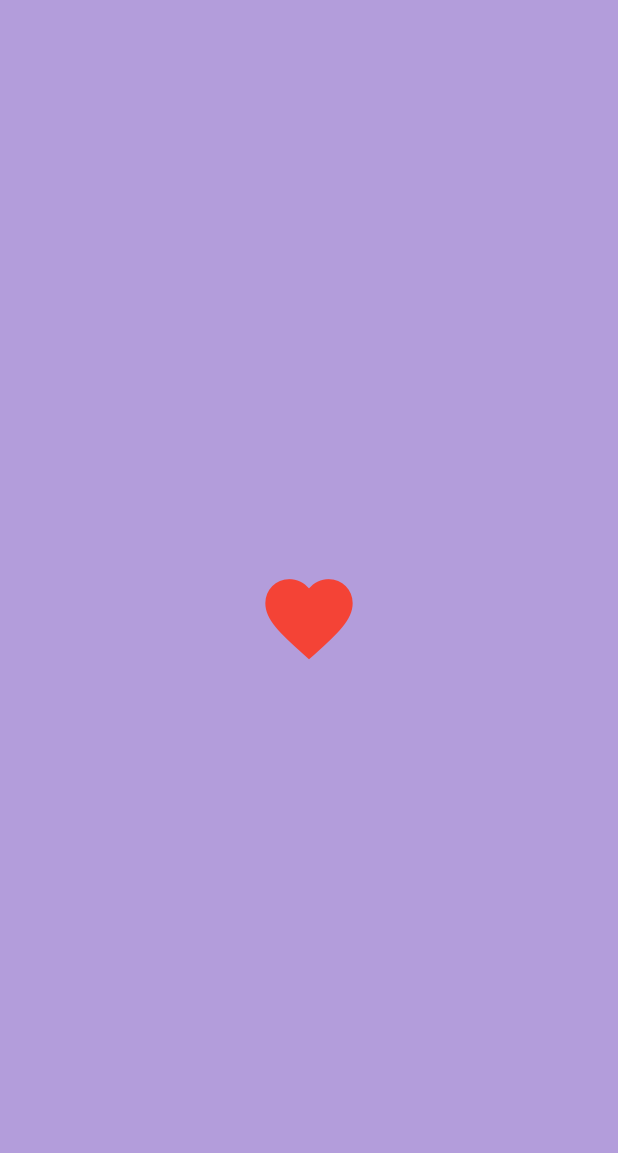
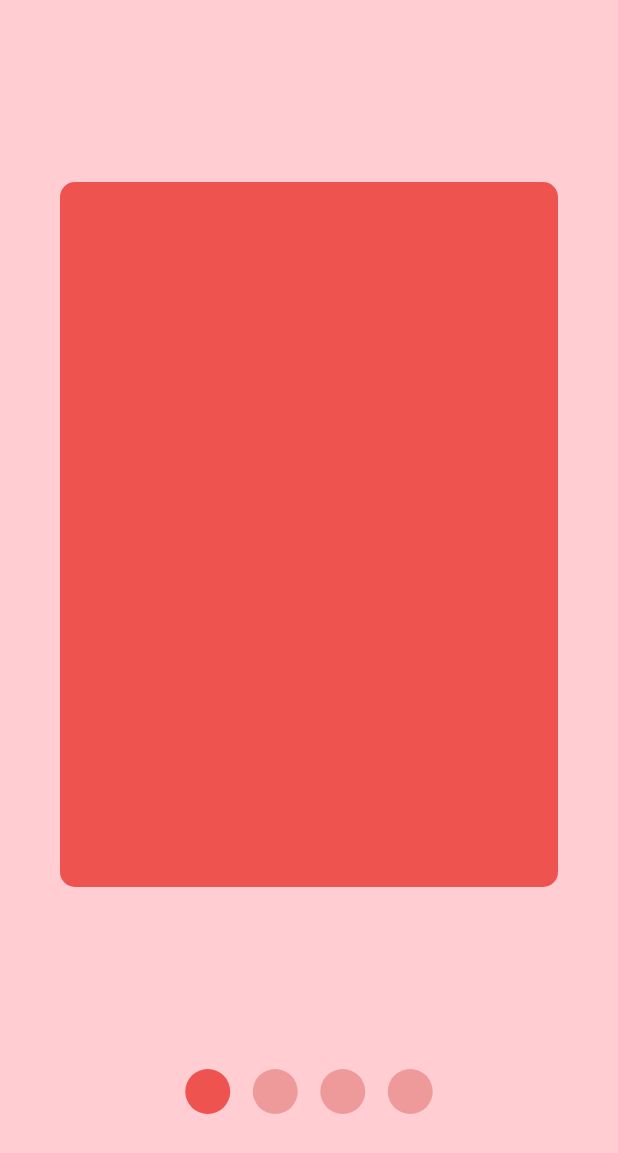
Before and after one commit to azizbekyokhubov1999/widgets_flutter_practise, a Flutter app: the screen it shows after launch, on a phone screen of 412 x 824 dp. Shown: the top 1153 px of the screen. Run offline on Flutter 3.47's test engine with Material 3 defaults, Android fonts, the phone set to English and light mode, and no system bars; drawn by our look-alikes of avatar_glow, smooth_page_indicator; our stand-ins replace another_carousel_pro, country_picker, curved_navigation_bar, fl_chart, flutter_slidable, liquid_pull_to_refresh and 7 more.

Commit message:
for video 48 | Making Smooth Page Indicator

```diff
--- a/lib/main.dart
+++ b/lib/main.dart
@@ -35,6 +35,7 @@ import 'package:widgets_flutter_practise/pages/search_bar.dart';
 import 'package:widgets_flutter_practise/pages/slidable_widget.dart';
 import 'package:widgets_flutter_practise/pages/slide_to_act.dart';
 import 'package:widgets_flutter_practise/pages/sliver_app_bar.dart';
+import 'package:widgets_flutter_practise/pages/smooth_page_indicator.dart';
 import 'package:widgets_flutter_practise/pages/snacbar_widget.dart';
 import 'package:widgets_flutter_practise/pages/splash_screen.dart';
 import 'package:widgets_flutter_practise/pages/stepper.dart';
@@ -60,7 +61,7 @@ class MyApp extends StatelessWidget {
       theme: ThemeData(
         useMaterial3: true,
       ),
-      home: MyAvatarGlow()
+      home: MySmoothPageIndicator()
     );
   }
 }
--- a/lib/pages/animated_container.dart
+++ b/lib/pages/animated_container.dart
@@ -42,7 +42,7 @@ class _MyAnimatedContainerState extends State<MyAnimatedContainer> {
       body: Center(
         child: AnimatedContainer(
             duration: Duration(seconds: 1),
-          curve: Curves.fastEaseInToSlowEaseOut ,
+          curve: Curves.fastEaseInToSlowEaseOut,
           width: boxWidth,
           height: boxHeight,
           decoration: BoxDecoration(
--- /dev/null
+++ b/lib/pages/smooth_page_indicator.dart
@@ -0,0 +1,51 @@
+import 'package:flutter/material.dart';
+import 'package:smooth_page_indicator/smooth_page_indicator.dart';
+import 'package:widgets_flutter_practise/pages/smth_page1.dart';
+import 'package:widgets_flutter_practise/pages/smth_page2.dart';
+import 'package:widgets_flutter_practise/pages/smth_page3.dart';
+import 'package:widgets_flutter_practise/pages/smth_page4.dart';
+
+class MySmoothPageIndicator extends StatelessWidget {
+
+  final _controller = PageController();
+   MySmoothPageIndicator({super.key});
+
+  @override
+  Widget build(BuildContext context) {
+    return Scaffold(
+      backgroundColor: Colors.red[100],
+      body: Column(
+        mainAxisAlignment: MainAxisAlignment.spaceEvenly,
+        children: [
+          SizedBox(
+            height: 550,
+            child: PageView(
+              controller: _controller,
+              children: [
+                SPage1(),
+                SPage2(),
+                SPage3(),
+                SPage4()
+              ],
+            ),
+          ),
+          SmoothPageIndicator(
+              controller: _controller,
+              count: 4,
+            effect: JumpingDotEffect(
+              dotColor: Colors.red.shade200,
+              dotHeight: 30,
+              dotWidth: 30,
+              activeDotColor: Colors.red.shade400,
+              spacing: 15,
+              verticalOffset: 20,
+              jumpScale: 5
+            ),
+          )
+        ],
+      ),
+
+
+    );
+  }
+}
--- /dev/null
+++ b/lib/pages/smth_page1.dart
@@ -0,0 +1,21 @@
+import 'package:flutter/material.dart';
+
+class SPage1 extends StatelessWidget {
+  const SPage1({super.key});
+
+  @override
+  Widget build(BuildContext context) {
+    return Scaffold(
+      backgroundColor: Colors.red[100],
+      body: Padding(
+        padding: const EdgeInsets.all(40),
+        child: ClipRRect(
+          borderRadius: BorderRadius.circular(10),
+          child: Container(
+            color: Colors.red[400],
+          ),
+        ),
+      ),
+    );
+  }
+}
--- a/pubspec.yaml
+++ b/pubspec.yaml
@@ -49,6 +49,7 @@ dependencies:
   table_calendar: ^3.1.2
   lottie: ^3.1.3
   avatar_glow: ^3.0.1
+  smooth_page_indicator: ^1.2.0+3
 
 dev_dependencies:
   flutter_test:
```
Also changed, not shown: lib/pages/smth_page2.dart (added, +21 -0 lines), lib/pages/smth_page3.dart (added, +21 -0 lines), lib/pages/smth_page4.dart (added, +21 -0 lines), pubspec.lock.
